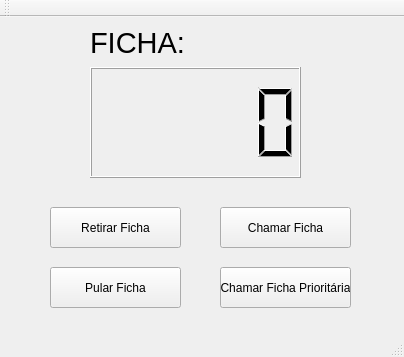
First picture: the form in mainwindow.ui, repository allanradji/SGOD, before the edit.
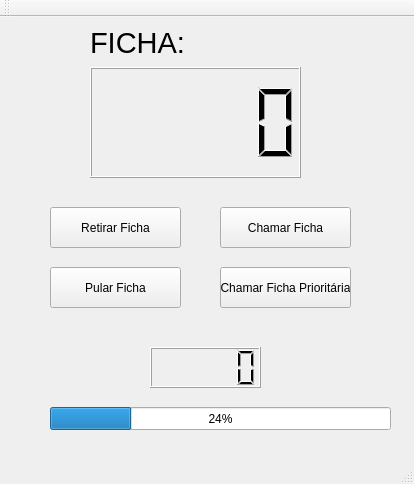
Second picture: the form after the edit.

Commit message: - Retirar ficha do cliente - simulação de impressão

Patch:
```diff
--- a/mainwindow.ui
+++ b/mainwindow.ui
@@ -6,8 +6,8 @@
    <rect>
     <x>0</x>
     <y>0</y>
-    <width>404</width>
-    <height>357</height>
+    <width>414</width>
+    <height>484</height>
    </rect>
   </property>
   <property name="windowTitle">
@@ -117,6 +117,48 @@
      <string>FICHA:</string>
     </property>
    </widget>
+   <widget class="QLabel" name="lblFixaSuaFicha">
+    <property name="geometry">
+     <rect>
+      <x>96</x>
+      <y>310</y>
+      <width>121</width>
+      <height>20</height>
+     </rect>
+    </property>
+    <property name="font">
+     <font>
+      <family>Arial</family>
+      <pointsize>16</pointsize>
+     </font>
+    </property>
+    <property name="text">
+     <string/>
+    </property>
+   </widget>
+   <widget class="QLCDNumber" name="painelRetirarFicha">
+    <property name="geometry">
+     <rect>
+      <x>150</x>
+      <y>330</y>
+      <width>111</width>
+      <height>41</height>
+     </rect>
+    </property>
+   </widget>
+   <widget class="QProgressBar" name="barraDeProgresso">
+    <property name="geometry">
+     <rect>
+      <x>50</x>
+      <y>390</y>
+      <width>341</width>
+      <height>23</height>
+     </rect>
+    </property>
+    <property name="value">
+     <number>24</number>
+    </property>
+   </widget>
   </widget>
   <widget class="QMenuBar" name="menuBar">
    <property name="geometry">
```
Left out of the diff: 2 changed lines with no effect on the pictures. The commit also changes 9 other files.
